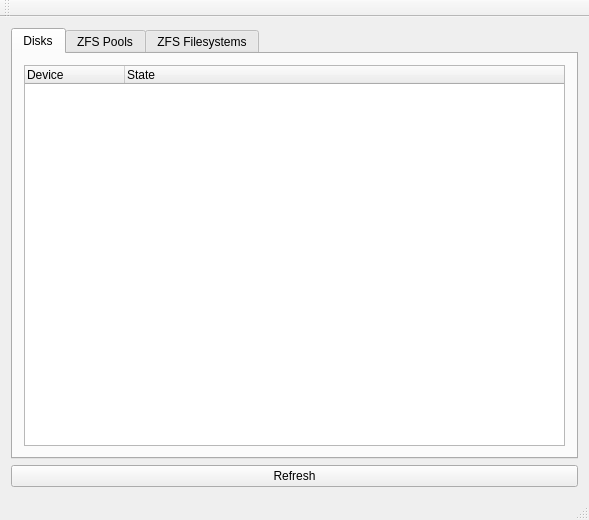
First picture: the form in src-qt5/diskmanagerwindow.ui, repository q5sys/pc-diskmanager, before the edit.
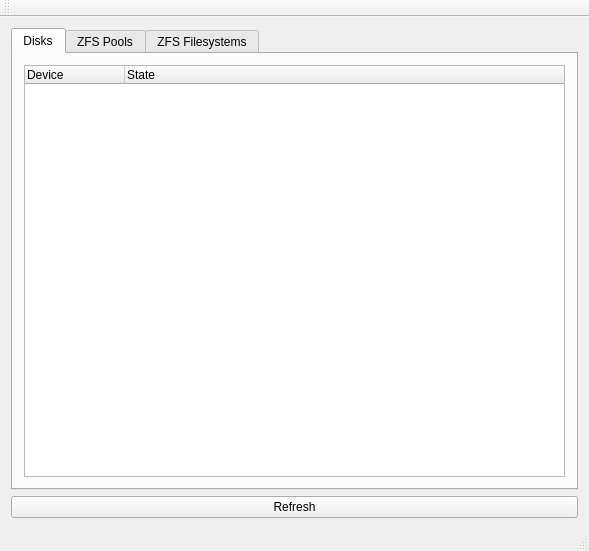
Second picture: the form after the edit. Icons and pictures are not drawn.

What changed in the file:
```diff
--- a/src-qt5/diskmanagerwindow.ui
+++ b/src-qt5/diskmanagerwindow.ui
@@ -7,7 +7,7 @@
     <x>0</x>
     <y>0</y>
     <width>589</width>
-    <height>520</height>
+    <height>551</height>
    </rect>
   </property>
   <property name="windowTitle">
```
Left out of the diff: 9 changed lines with no effect on the pictures.
